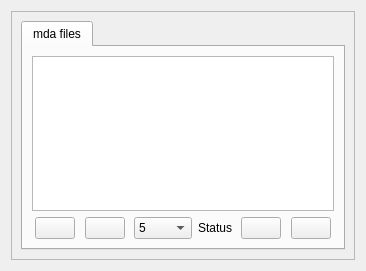
This is mdaviz/resources/mda_folder_table_view.ui in BCDA-APS/mdaviz as Qt 5 draws it before an edit. The edited form follows.
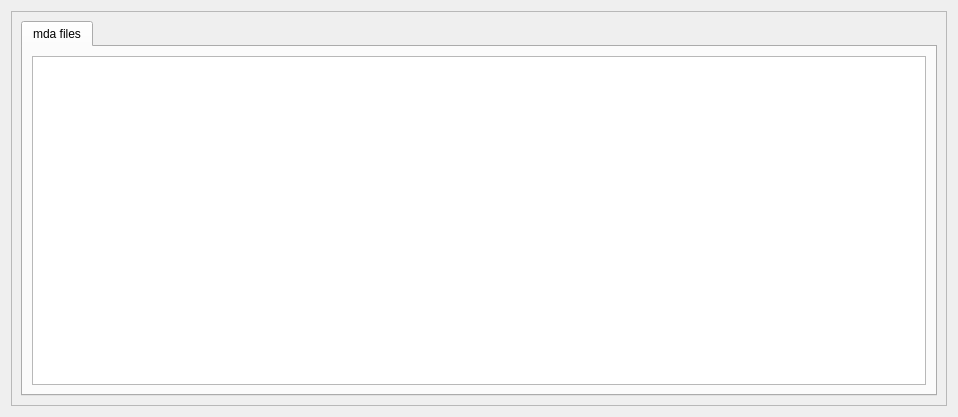
This is the edited form. Icons and pictures are not drawn.

Commit message: #20 remove pager widget for now  (was confusing to users)

What changed in the file:
```diff
--- a/mdaviz/resources/mda_folder_table_view.ui
+++ b/mdaviz/resources/mda_folder_table_view.ui
@@ -6,8 +6,8 @@
    <rect>
     <x>0</x>
     <y>0</y>
-    <width>366</width>
-    <height>271</height>
+    <width>958</width>
+    <height>417</height>
    </rect>
   </property>
   <property name="windowTitle">
@@ -24,8 +24,8 @@
        <rect>
         <x>0</x>
         <y>0</y>
-        <width>346</width>
-        <height>251</height>
+        <width>932</width>
+        <height>391</height>
        </rect>
       </property>
       <layout class="QVBoxLayout" name="verticalLayout">
@@ -52,213 +52,6 @@
              </property>
             </widget>
            </item>
-           <item>
-            <layout class="QHBoxLayout" name="horizontalLayout">
-             <item>
-              <spacer name="horizontalSpacer">
-               <property name="orientation">
-                <enum>Qt::Horizontal</enum>
-               </property>
-               <property name="sizeHint" stdset="0">
-                <size>
-                 <width>40</width>
-                 <height>20</height>
-                </size>
-               </property>
-              </spacer>
-             </item>
-             <item>
-              <widget class="QPushButton" name="first">
-               <property name="toolTip">
-                <string>Show the first run.</string>
-               </property>
-               <property name="icon">
-                <iconset>
-                 <normaloff>first.png</normaloff>first.png</iconset>
-               </property>
-               <property name="iconSize">
-                <size>
-                 <width>14</width>
-                 <height>14</height>
-                </size>
-               </property>
-              </widget>
-             </item>
-             <item>
-              <spacer name="horizontalSpacer_3">
-               <property name="orientation">
-                <enum>Qt::Horizontal</enum>
-               </property>
-               <property name="sizeHint" stdset="0">
-                <size>
-                 <width>40</width>
-                 <height>20</height>
-                </size>
-               </property>
-              </spacer>
-             </item>
-             <item>
-              <widget class="QPushButton" name="back">
-               <property name="toolTip">
-                <string>Show the previous page of runs.</string>
-               </property>
-               <property name="icon">
-                <iconset>
-                 <normaloff>back.png</normaloff>back.png</iconset>
-               </property>
-               <property name="iconSize">
-                <size>
-                 <width>14</width>
-                 <height>14</height>
-                </size>
-               </property>
-              </widget>
-             </item>
-             <item>
-              <spacer name="horizontalSpacer_5">
-               <property name="orientation">
-                <enum>Qt::Horizontal</enum>
-               </property>
-               <property name="sizeHint" stdset="0">
-                <size>
-                 <width>40</width>
-                 <height>20</height>
-                </size>
-               </property>
-              </spacer>
-             </item>
-             <item>
-              <widget class="QComboBox" name="pageSize">
-               <property name="toolTip">
-                <string>Number of runs to show per page.</string>
-               </property>
-               <item>
-                <property name="text">
-                 <string>5</string>
-                </property>
-               </item>
-               <item>
-                <property name="text">
-                 <string>10</string>
-                </property>
-               </item>
-               <item>
-                <property name="text">
-                 <string>25</string>
-                </property>
-               </item>
-               <item>
-                <property name="text">
-                 <string>50</string>
-                </property>
-               </item>
-               <item>
-                <property name="text">
-                 <string>100</string>
-                </property>
-               </item>
-               <item>
-                <property name="text">
-                 <string>250</string>
-                </property>
-               </item>
-               <item>
-                <property name="text">
-                 <string>500</string>
-                </property>
-               </item>
-               <item>
-                <property name="text">
-                 <string>1000</string>
-                </property>
-               </item>
-              </widget>
-             </item>
-             <item>
-              <widget class="QLabel" name="status">
-               <property name="toolTip">
-                <string>Shows what runs are displayed in the table.</string>
-               </property>
-               <property name="text">
-                <string>Status</string>
-               </property>
-              </widget>
-             </item>
-             <item>
-              <spacer name="horizontalSpacer_6">
-               <property name="orientation">
-                <enum>Qt::Horizontal</enum>
-               </property>
-               <property name="sizeHint" stdset="0">
-                <size>
-                 <width>40</width>
-                 <height>20</height>
-                </size>
-               </property>
-              </spacer>
-             </item>
-             <item>
-              <widget class="QPushButton" name="next_2">
-               <property name="toolTip">
-                <string>Show the next page of runs.</string>
-               </property>
-               <property name="icon">
-                <iconset>
-                 <normaloff>next.png</normaloff>next.png</iconset>
-               </property>
-               <property name="iconSize">
-                <size>
-                 <width>14</width>
-                 <height>14</height>
-                </size>
-               </property>
-              </widget>
-             </item>
-             <item>
-              <spacer name="horizontalSpacer_4">
-               <property name="orientation">
-                <enum>Qt::Horizontal</enum>
-               </property>
-               <property name="sizeHint" stdset="0">
-                <size>
-                 <width>40</width>
-                 <height>20</height>
-                </size>
-               </property>
-              </spacer>
-             </item>
-             <item>
-              <widget class="QPushButton" name="last">
-               <property name="toolTip">
-                <string>Show the last run.</string>
-               </property>
-               <property name="icon">
-                <iconset>
-                 <normaloff>last.png</normaloff>last.png</iconset>
-               </property>
-               <property name="iconSize">
-                <size>
-                 <width>14</width>
-                 <height>14</height>
-                </size>
-               </property>
-              </widget>
-             </item>
-             <item>
-              <spacer name="horizontalSpacer_2">
-               <property name="orientation">
-                <enum>Qt::Horizontal</enum>
-               </property>
-               <property name="sizeHint" stdset="0">
-                <size>
-                 <width>40</width>
-                 <height>20</height>
-                </size>
-               </property>
-              </spacer>
-             </item>
-            </layout>
-           </item>
           </layout>
          </widget>
         </widget>
```
